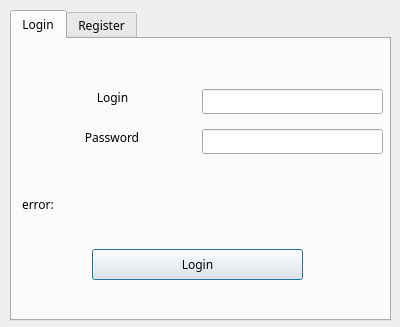
This is client/screenModels/loginWindow.ui in agak33/SK-PUT-project as Qt 5 draws it before an edit. The edited form follows.
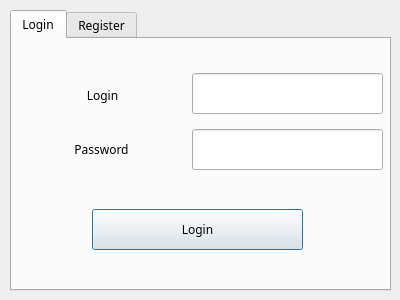
This is the edited form.

Patch:
```diff
--- a/client/screenModels/loginWindow.ui
+++ b/client/screenModels/loginWindow.ui
@@ -7,7 +7,7 @@
     <x>0</x>
     <y>0</y>
     <width>400</width>
-    <height>327</height>
+    <height>300</height>
    </rect>
   </property>
   <property name="sizePolicy">
@@ -30,7 +30,7 @@
      <x>10</x>
      <y>10</y>
      <width>381</width>
-     <height>311</height>
+     <height>281</height>
     </rect>
    </property>
    <property name="currentIndex">
@@ -43,10 +43,10 @@
     <widget class="QLabel" name="loginLabel">
      <property name="geometry">
       <rect>
-       <x>30</x>
-       <y>50</y>
-       <width>141</width>
-       <height>17</height>
+       <x>0</x>
+       <y>36</y>
+       <width>181</width>
+       <height>41</height>
       </rect>
      </property>
      <property name="text">
@@ -65,10 +65,10 @@
     <widget class="QLineEdit" name="loginLoginField">
      <property name="geometry">
       <rect>
-       <x>190</x>
-       <y>50</y>
-       <width>181</width>
-       <height>25</height>
+       <x>180</x>
+       <y>34</y>
+       <width>191</width>
+       <height>41</height>
       </rect>
      </property>
      <property name="sizePolicy">
@@ -81,10 +81,10 @@
     <widget class="QLineEdit" name="passwordLoginField">
      <property name="geometry">
       <rect>
-       <x>190</x>
+       <x>180</x>
        <y>90</y>
-       <width>181</width>
-       <height>25</height>
+       <width>191</width>
+       <height>41</height>
       </rect>
      </property>
      <property name="echoMode">
@@ -94,10 +94,10 @@
     <widget class="QLabel" name="passwordLabel">
      <property name="geometry">
       <rect>
-       <x>30</x>
+       <x>-1</x>
        <y>90</y>
-       <width>140</width>
-       <height>17</height>
+       <width>181</width>
+       <height>41</height>
       </rect>
      </property>
      <property name="text">
@@ -110,29 +110,13 @@
       <set>Qt::NoTextInteraction</set>
      </property>
     </widget>
-    <widget class="QLabel" name="errorLoginLabel">
-     <property name="geometry">
-      <rect>
-       <x>10</x>
-       <y>130</y>
-       <width>361</width>
-       <height>71</height>
-      </rect>
-     </property>
-     <property name="text">
-      <string>error:</string>
-     </property>
-     <property name="textInteractionFlags">
-      <set>Qt::NoTextInteraction</set>
-     </property>
-    </widget>
     <widget class="QPushButton" name="loginButton">
      <property name="geometry">
       <rect>
        <x>80</x>
-       <y>210</y>
+       <y>170</y>
        <width>211</width>
-       <height>31</height>
+       <height>41</height>
       </rect>
      </property>
      <property name="text">
```
Left out of the diff: 48 changed lines with no effect on the pictures.
